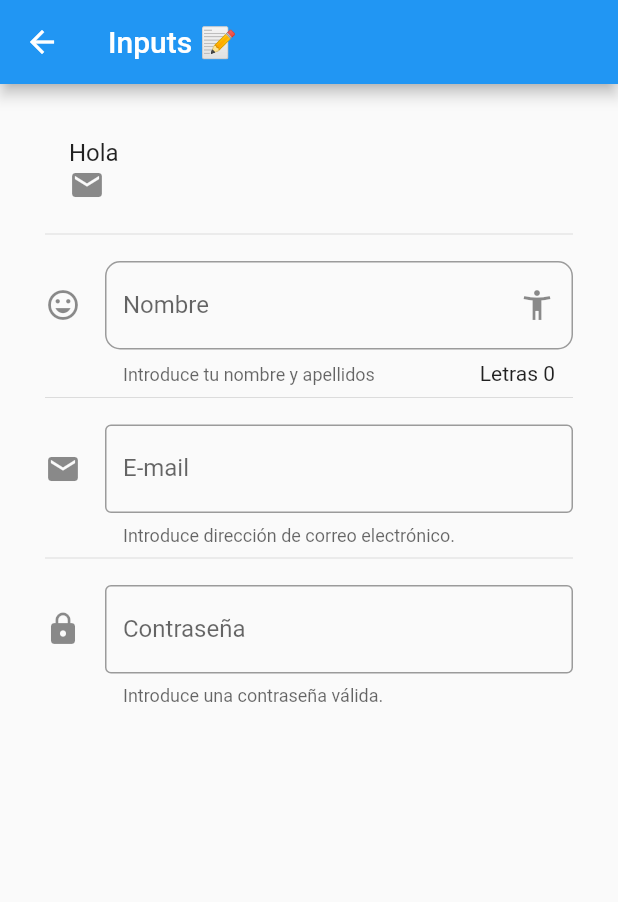
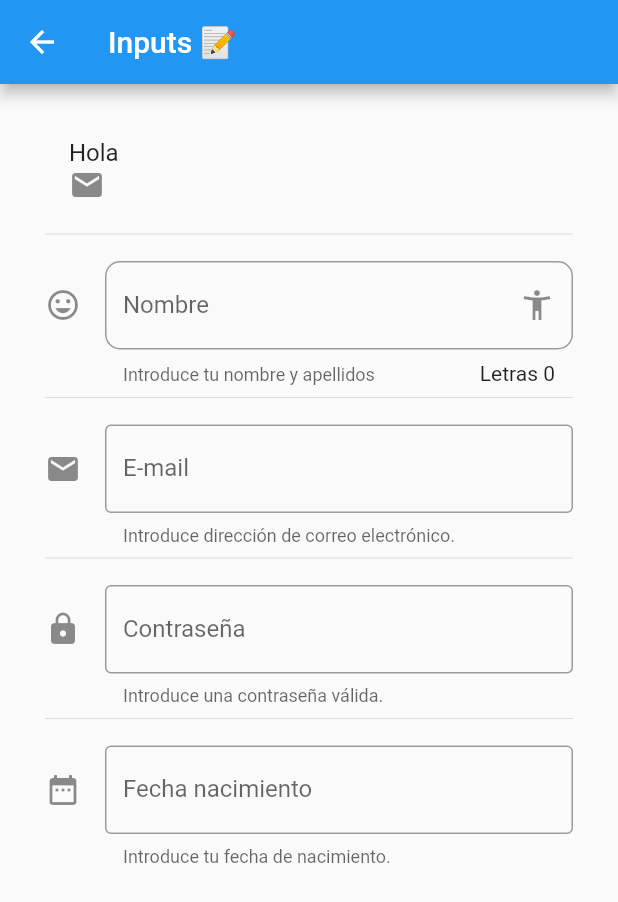
Before and after one commit to JHORJE18/Flutter_Componentes, a Flutter app: the InputPage screen opened by its route, on a phone screen of 412 x 824 dp. Shown: the top 902 px of the screen. Run offline on Flutter 3.47's test engine with Material 2 defaults, Android fonts, the phone set to English and light mode, and no system bars.

Commit message:
DatePicker

```diff
--- a/lib/src/pages/input_page.dart
+++ b/lib/src/pages/input_page.dart
@@ -9,6 +9,9 @@ class _InputPageState extends State<InputPage> {
   String _nombre = '';
   String _email = '';
   String _password = '';
+  String _fecha = '';
+
+  TextEditingController _inputFieldDateController = new TextEditingController();
 
   @override
   Widget build(BuildContext context) {
@@ -39,7 +42,10 @@ class _InputPageState extends State<InputPage> {
           _crearEmail(),
           Divider(),
           SizedBox(height: 10),
-          _crearPassword()
+          _crearPassword(),
+          Divider(),
+          SizedBox(height: 10),
+          _crearFecha(context),
         ],
       ),
     );
@@ -92,4 +98,35 @@ class _InputPageState extends State<InputPage> {
       }),
     );
   }
+
+  Widget _crearFecha(BuildContext context) {
+    return TextField(
+      enableInteractiveSelection: false,
+      decoration: InputDecoration(
+          border: OutlineInputBorder(),
+          hintText: '00/00/0000',
+          labelText: 'Fecha nacimiento',
+          helperText: 'Introduce tu fecha de nacimiento.',
+          icon: Icon(Icons.date_range)),
+      onTap: () {
+        FocusScope.of(context).requestFocus(new FocusNode());
+        _selectDate(context);
+      },
+      controller: _inputFieldDateController,
+    );
+  }
+
+  void _selectDate(context) async {
+    DateTime picked = await showDatePicker(
+        context: context,
+        initialDate: new DateTime.now(),
+        firstDate: new DateTime(1950),
+        lastDate: new DateTime.now());
+
+    if (picked != null) {
+      _fecha = picked.toString();
+      _inputFieldDateController.text = '$_fecha';
+      setState(() {});
+    }
+  }
 }
```
